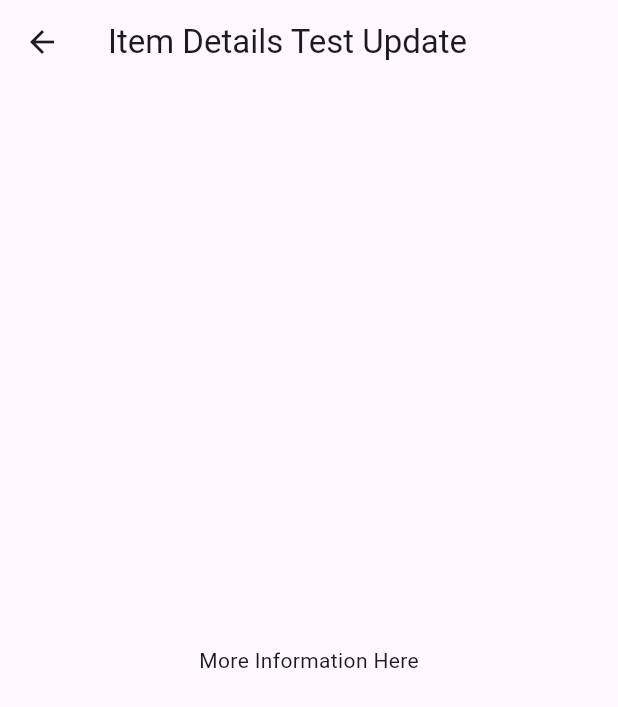
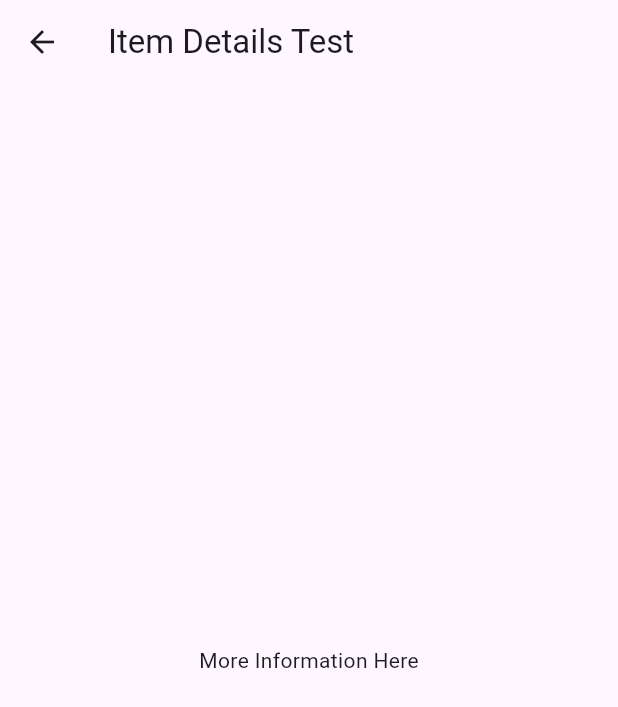
Before and after one commit to ken-ty/flutter_xcode_cloud_sample, a Flutter app: the SampleItemDetailsView screen opened by its route, on a phone screen of 412 x 824 dp. Shown: the top 707 px of the screen. Run offline on Flutter 3.47's test engine with Material 3 defaults, Android fonts, the phone set to English and light mode, and no system bars; generated files the repository leaves out were written again.

Commit message:
chore: 元に戻す

```diff
--- a/lib/src/sample_feature/sample_item_details_view.dart
+++ b/lib/src/sample_feature/sample_item_details_view.dart
@@ -10,7 +10,7 @@ class SampleItemDetailsView extends StatelessWidget {
   Widget build(BuildContext context) {
     return Scaffold(
       appBar: AppBar(
-        title: const Text('Item Details Test Update'),
+        title: const Text('Item Details Test'),
       ),
       body: const Center(
         child: Text('More Information Here'),
```
